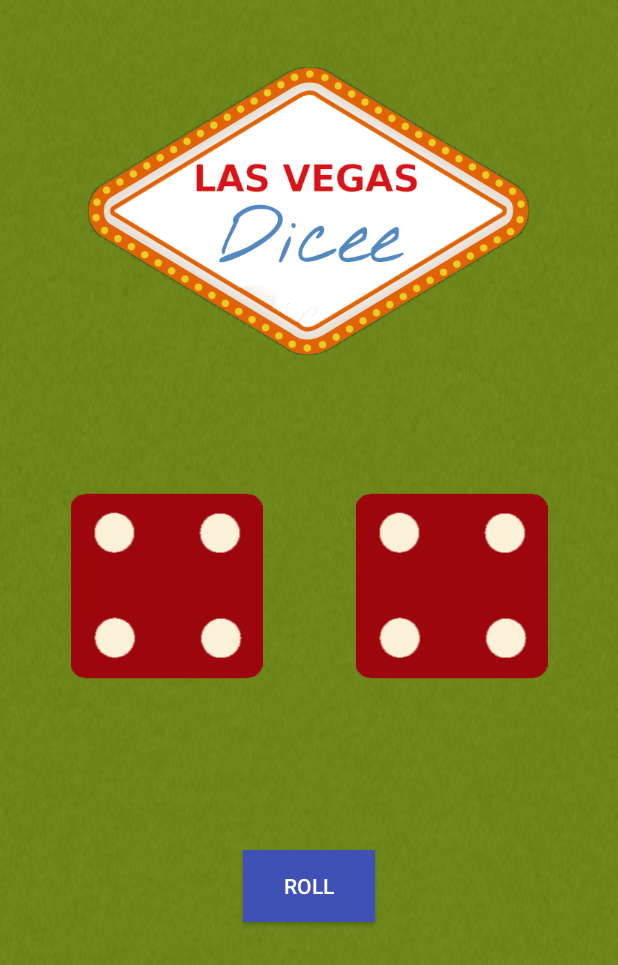
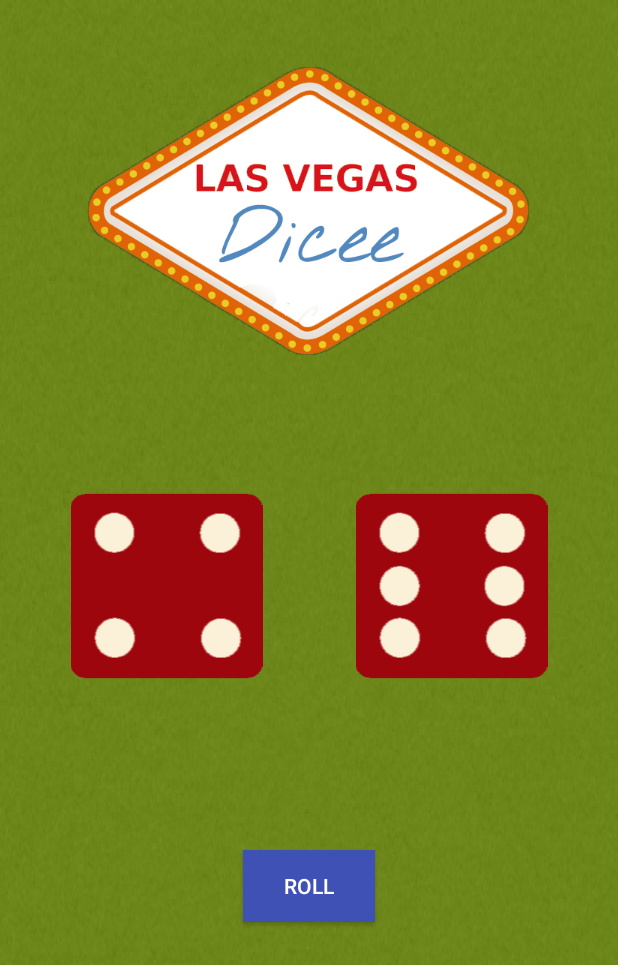
Before and after one commit to londonappbrewery/Dicee-Nested-Debugging-Practice, an Android app: the screen it shows after launch (MainActivity), after a tap on "ROLL", on a phone screen of 412 x 824 dp. Shown: the top 965 px of the screen. Run offline under Robolectric (Android 15) with nearby library versions, the phone set to English and light mode, and no system bars.

```diff
--- a/app/src/main/java/com/londonappbrewery/dice_nested_debug/MainActivity.java
+++ b/app/src/main/java/com/londonappbrewery/dice_nested_debug/MainActivity.java
@@ -35,18 +35,15 @@ public class MainActivity extends AppCompatActivity {
             public void onClick(View v) {
                 Random randomNumberGenerator = new Random();
                 int number = randomNumberGenerator.nextInt(7);
-                Log.d("Dicee", "The number is " + number );
+                Log.d("Dicee", "The number for the left dice is " + number);
 
                 int imageResourceId = diceArray[number];
                 leftDice.setImageResource(imageResourceId);
 
-                number = randomNumberGenerator.nextInt(700);
+                number = randomNumberGenerator.nextInt(7);
+                Log.d("Dicee", "The number for the right dice is " + number);
                 imageResourceId = diceArray[number];
                 rightDice.setImageResource(imageResourceId);
-
-                double addition = 1.0 + 0.00000000000000000000000000000001;
-                Log.d("Dicee", "" + addition) ;
-
             }
         });
 
--- a/app/src/main/res/values/strings.xml
+++ b/app/src/main/res/values/strings.xml
@@ -1,4 +1,4 @@
 <resources>
-    <string name="app_name">Dicee Debug Practice</string>
+    <string name="app_name">Dicee</string>
     <string name="button_text">Roll</string>
 </resources>
```
